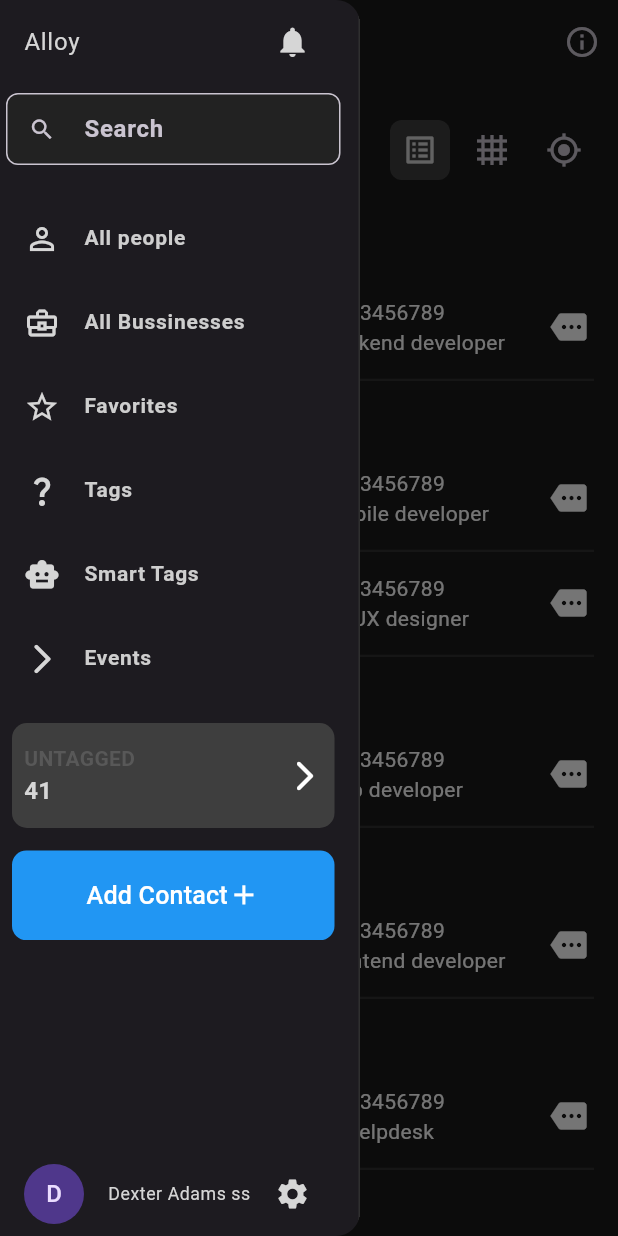
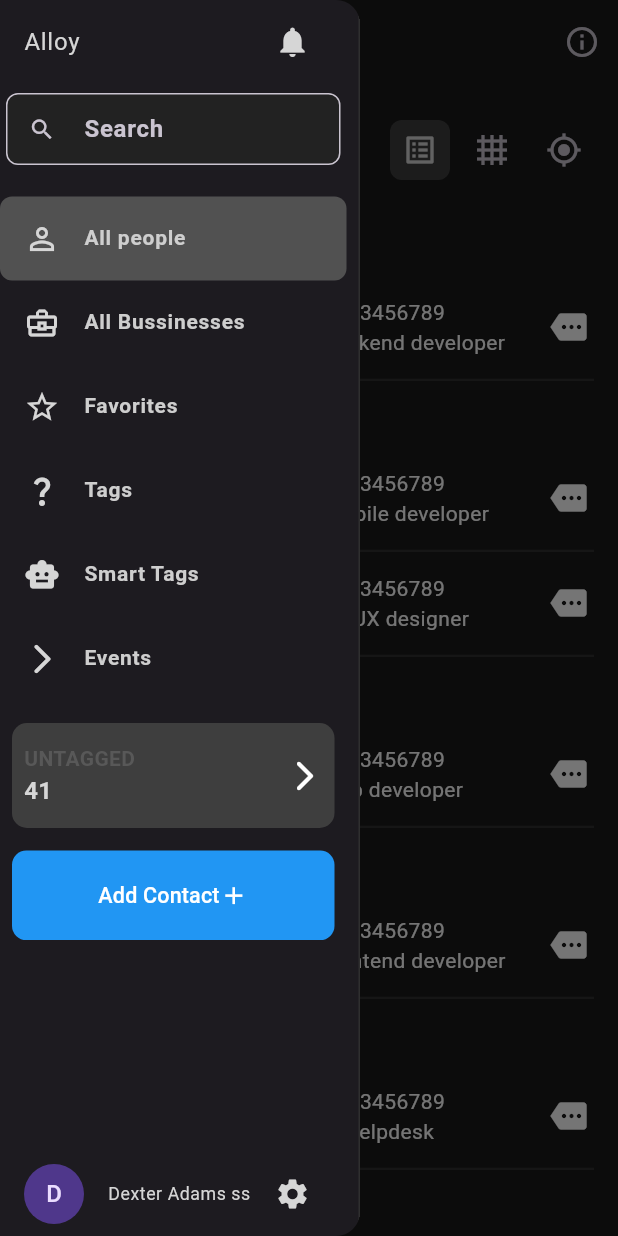
Before and after one commit to nhdang29it/contact_app, a Flutter app: the screen it shows after launch, with the side drawer open, on a phone screen of 412 x 824 dp. Run offline on Flutter 3.47's test engine with Material 3 defaults, Android fonts, the phone set to English and light mode, and no system bars; drawn by our look-alikes of grouped_list; our stand-ins replace flutter_animate, flutter_bloc, timeline_tile.

Commit message:
fix show side bar item, search item in side bar

```diff
--- a/lib/cubits/app/app_cubit.dart
+++ b/lib/cubits/app/app_cubit.dart
@@ -34,4 +34,8 @@ class AppCubit extends Cubit<AppCubitState> {
     if (state.isOpenLeftSide == false) return;
     emit(state.copyWith(isOpenLeftSide: false));
   }
+
+  // void changeIndex(int index) {
+  //   emit(state.copyWith(currentSelected: index));
+  // }
 }
--- a/lib/cubits/app/app_state.dart
+++ b/lib/cubits/app/app_state.dart
@@ -2,10 +2,27 @@ part of 'app_cubit.dart';
 
 final class AppCubitState {
   final bool isOpenLeftSide, isOpenRightSide;
-  AppCubitState({this.isOpenLeftSide = true, this.isOpenRightSide = true});
+  // final int currentSelected;
+  // final List<SideBarItemModel> listSideBarItemModel;
+  // final List<SideBarItemModel> listFilterSideBarItemModel;
 
-  AppCubitState copyWith({bool? isOpenLeftSide, bool? isOpenRightSide}) =>
+  AppCubitState({
+    this.isOpenLeftSide = true,
+    this.isOpenRightSide = true,
+    // this.currentSelected = 0,
+    // required this.listSideBarItemModel,
+  });
+
+  AppCubitState copyWith({
+    bool? isOpenLeftSide,
+    bool? isOpenRightSide,
+    // int? currentSelected,
+    // List<SideBarItemModel>? listSideBarItemModel,
+  }) =>
       AppCubitState(
-          isOpenLeftSide: isOpenLeftSide ?? this.isOpenLeftSide,
-          isOpenRightSide: isOpenRightSide ?? this.isOpenRightSide);
+        isOpenLeftSide: isOpenLeftSide ?? this.isOpenLeftSide,
+        isOpenRightSide: isOpenRightSide ?? this.isOpenRightSide,
+        // currentSelected: currentSelected ?? this.currentSelected,
+        // listSideBarItemModel:listSideBarItemModel ?? this.listSideBarItemModel
+      );
 }
--- /dev/null
+++ b/lib/cubits/side_bar/side_bar_state.dart
@@ -0,0 +1,26 @@
+part of 'side_bar_cubit.dart';
+
+final class SideBarState {
+  final List<SideBarItemModel> listSideBarItemModel;
+  final List<SideBarItemModel> listFilterSideBarItemModel;
+  final int currentSelected;
+
+  SideBarState({
+    this.currentSelected = 0,
+    required this.listSideBarItemModel,
+    required this.listFilterSideBarItemModel,
+  });
+
+  SideBarState copyWith({
+    int? currentSelected,
+    List<SideBarItemModel>? listSideBarItemModel,
+    List<SideBarItemModel>? listFilterSideBarItemModel,
+  }) {
+    return SideBarState(
+      listSideBarItemModel: listSideBarItemModel ?? this.listSideBarItemModel,
+      listFilterSideBarItemModel:
+          listFilterSideBarItemModel ?? this.listFilterSideBarItemModel,
+      currentSelected: currentSelected ?? this.currentSelected,
+    );
+  }
+}
--- a/lib/main.dart
+++ b/lib/main.dart
@@ -2,6 +2,7 @@ import 'package:contact_app/components/side_bar/navigation_rail.dart';
 import 'package:contact_app/contact.dart';
 import 'package:contact_app/contrast.dart';
 import 'package:contact_app/cubits/app/app_cubit.dart';
+import 'package:contact_app/cubits/side_bar/side_bar_cubit.dart';
 import 'package:contact_app/responsive.dart';
 import 'package:contact_app/side_bar.dart';
 import 'package:contact_app/upcomming_activity.dart';
@@ -18,8 +19,11 @@ class MyApp extends StatelessWidget {
 
   @override
   Widget build(BuildContext context) {
-    return BlocProvider(
-      create: (context) => AppCubit(),
+    return MultiBlocProvider(
+      providers: [
+        BlocProvider(create: (context) => AppCubit()),
+        BlocProvider(create: (context) => SideBarCubit()),
+      ],
       child: MaterialApp(
         title: 'Flutter Demo',
         themeMode: ThemeMode.dark,
--- a/lib/side_bar.dart
+++ b/lib/side_bar.dart
@@ -2,50 +2,25 @@ import 'package:contact_app/components/side_bar/input_field.dart';
 import 'package:contact_app/components/side_bar/sidebar_list_tile.dart';
 import 'package:contact_app/contrast.dart';
 import 'package:contact_app/cubits/app/app_cubit.dart';
+import 'package:contact_app/cubits/side_bar/side_bar_cubit.dart';
 import 'package:contact_app/models/side_bar_item.dart';
 import 'package:contact_app/responsive.dart';
 import 'package:flutter/material.dart';
 import 'package:flutter_bloc/flutter_bloc.dart';
 
-class MySideBar extends StatefulWidget {
+class MySideBar extends StatelessWidget {
   const MySideBar({this.width, super.key});
-
   final double? width;
-
-  @override
-  State<MySideBar> createState() => _MySideBarState();
-}
-
-class _MySideBarState extends State<MySideBar> {
   final double listTileFontSize = 14;
 
   final FontWeight listTileFontWeight = FontWeight.w600;
 
-  String currentTitle = "";
-
   final textTileColor = const Color(0xffcecece);
-  final List<SideBarItemModel> listSideBarItemModel = const [
-    SideBarItemModel(title: "All people", icon: Icons.person_outline_outlined),
-    SideBarItemModel(
-        title: "All Bussinesses", icon: Icons.business_center_outlined),
-    SideBarItemModel(title: "Favorites", icon: Icons.star_border),
-    SideBarItemModel(title: "Tags", icon: Icons.question_mark_outlined),
-    SideBarItemModel(title: "Smart Tags", icon: Icons.smart_toy),
-    SideBarItemModel(title: "Events", icon: Icons.arrow_forward_ios_rounded),
-  ];
-
-  List<SideBarItemModel> filterSideBarItemModel = [];
-
-  @override
-  void initState() {
-    super.initState();
-    filterSideBarItemModel = [...listSideBarItemModel];
-  }
 
   @override
   Widget build(BuildContext context) {
     return Container(
-      width: widget.width,
+      width: width,
       decoration: const BoxDecoration(
           border: Border(right: BorderSide(color: borderColor))),
       padding: const EdgeInsets.only(right: 8),
@@ -57,6 +32,7 @@ class _MySideBarState extends State<MySideBar> {
               child: IconButton(
                 onPressed: () {
                   context.read<AppCubit>().closeLeftSideBar();
+                  context.read<SideBarCubit>().resetFilter();
                 },
                 icon: const Icon(Icons.menu),
               ),
@@ -75,37 +51,36 @@ class _MySideBarState extends State<MySideBar> {
                 padding:
                     const EdgeInsets.symmetric(vertical: 6.0, horizontal: 4.0),
                 child: MyInputField(onChanged: (value) {
-                  setState(() {
-                    filterSideBarItemModel = listSideBarItemModel
-                        .where((element) => element.title
-                            .toLowerCase()
-                            .contains(value.toLowerCase()))
-                        .toList();
-                  });
+                  context.read<SideBarCubit>().searchFilter(value);
                 }),
               ),
             ],
           ),
-          Flexible(
+          BlocBuilder<SideBarCubit, SideBarState>(
+            builder: (context, state) {
+              return Flexible(
                 child: ListView(
                   children: [
                     const SizedBox(
                       height: 15,
                     ),
-                for (final SideBarItemModel item in filterSideBarItemModel)
+                    for (final SideBarItemModel item
+                        in state.listFilterSideBarItemModel)
                       SideBarListTile(
                           title: item.title,
                           listTileFontSize: listTileFontSize,
                           listTileFontWeight: listTileFontWeight,
                           textTileColor: textTileColor,
                           onTap: () {
-                        setState(() {
-                          currentTitle = item.title;
-                        });
+                            context.read<SideBarCubit>().changeIndex(
+                                state.listFilterSideBarItemModel.indexOf(item));
                           },
-                      selected: item.title == currentTitle,
+                          selected: item.title ==
+                              state.listSideBarItemModel[state.currentSelected]
+                                  .title,
                           textColor: textColor,
-                      selectedTileColor: const Color.fromARGB(255, 81, 81, 81),
+                          selectedTileColor:
+                              const Color.fromARGB(255, 81, 81, 81),
                           leadingIcon: item.icon),
                     const SizedBox(
                       height: 15,
@@ -117,7 +92,8 @@ class _MySideBarState extends State<MySideBar> {
                         padding: const EdgeInsets.symmetric(horizontal: 8.0),
                         decoration: const BoxDecoration(
                             color: bgTileColor,
-                        borderRadius: BorderRadius.all(Radius.circular(10.0))),
+                            borderRadius:
+                                BorderRadius.all(Radius.circular(10.0))),
                         child: Row(
                           crossAxisAlignment: CrossAxisAlignment.center,
                           mainAxisAlignment: MainAxisAlignment.spaceBetween,
@@ -158,7 +134,8 @@ class _MySideBarState extends State<MySideBar> {
                           onPressed: () {},
                           style: ElevatedButton.styleFrom(
                             shape: const RoundedRectangleBorder(
-                            borderRadius: BorderRadius.all(Radius.circular(8))),
+                                borderRadius:
+                                    BorderRadius.all(Radius.circular(8))),
                             backgroundColor: Colors.blue,
                             foregroundColor: Colors.white,
                             elevation: 0,
@@ -170,9 +147,16 @@ class _MySideBarState extends State<MySideBar> {
                           ),
                           child: const Row(
                             mainAxisAlignment: MainAxisAlignment.center,
+                            crossAxisAlignment: CrossAxisAlignment.center,
                             children: [
-                          Text("Add Contact"),
-                          Icon(Icons.add),
+                              Text(
+                                "Add Contact",
+                                style: TextStyle(fontSize: subTitleFontSize),
+                              ),
+                              Icon(
+                                Icons.add,
+                                size: headTitleFontSize,
+                              ),
                             ],
                           ),
                         ),
@@ -180,6 +164,8 @@ class _MySideBarState extends State<MySideBar> {
                     ),
                   ],
                 ),
+              );
+            },
           ),
           const ListTile(
             leading: CircleAvatar(
```
Also changed, not shown: lib/components/side_bar/navigation_rail.dart (+9 -2 lines), lib/cubits/side_bar/side_bar_cubit.dart (added, +34 -0 lines). Lines whose indentation alone changed are shown as unchanged.
